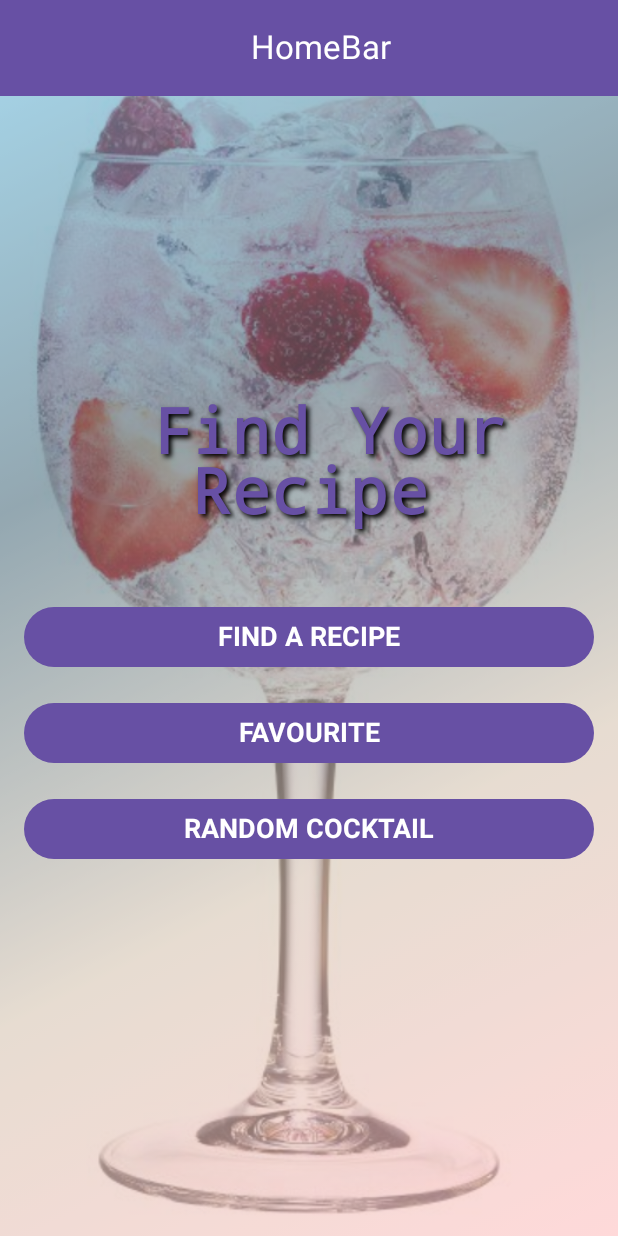
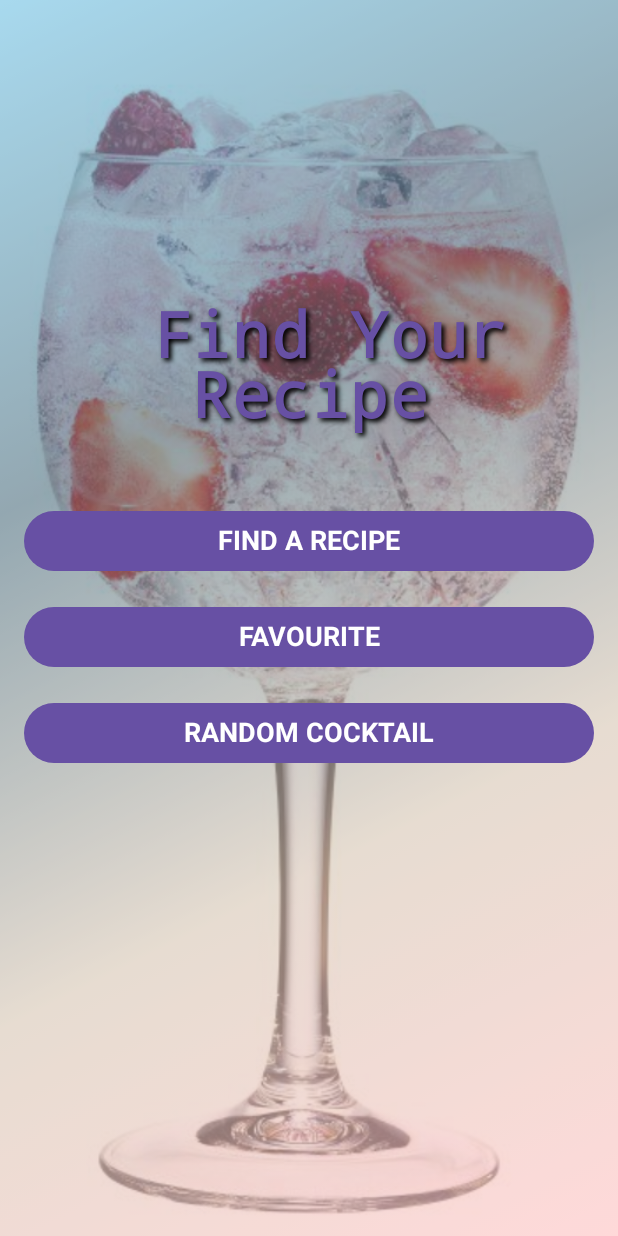
Before and after one commit to EdyWDev/HomeBarInCompose, an Android app built with Jetpack Compose: the screen it shows after launch (WelcomeActivity), on a phone screen of 412 x 824 dp. Run offline under Robolectric (Android 15) with nearby library versions, the phone set to English and light mode, and no system bars; our stand-ins replace Dagger/Hilt's generated code; pictures from the network do not load.

Commit message:
removing toolbar from first screen

```diff
--- a/app/src/main/java/com/example/homebarincompose/welcome/ui/WelcomeActivity.kt
+++ b/app/src/main/java/com/example/homebarincompose/welcome/ui/WelcomeActivity.kt
@@ -132,27 +132,8 @@ fun FirstView(
     )
 
     Box(modifier = Modifier.fillMaxSize()) {
-        Scaffold(
-            topBar = {
-                TopAppBar(
-                    title = {
-                        Text(
-                            text = "HomeBar",
-                            modifier = Modifier.fillMaxWidth(),
-                            textAlign = TextAlign.Center,
-                            color = MaterialTheme.colorScheme.onPrimary
-                        )
-                    },
-                    colors = TopAppBarDefaults.smallTopAppBarColors(
-                        containerColor = MaterialTheme.colorScheme.primary
-                    )
-                )
-            }
-        ) { innerPadding ->
-           // DynamicGradientBackground()
+        Scaffold { innerPadding ->
             GradientBackgroundWithDrink()
-            //CocktailBackground()
-            //GradientBackground()
             Column(
                 modifier = Modifier
                     .fillMaxSize()
```
